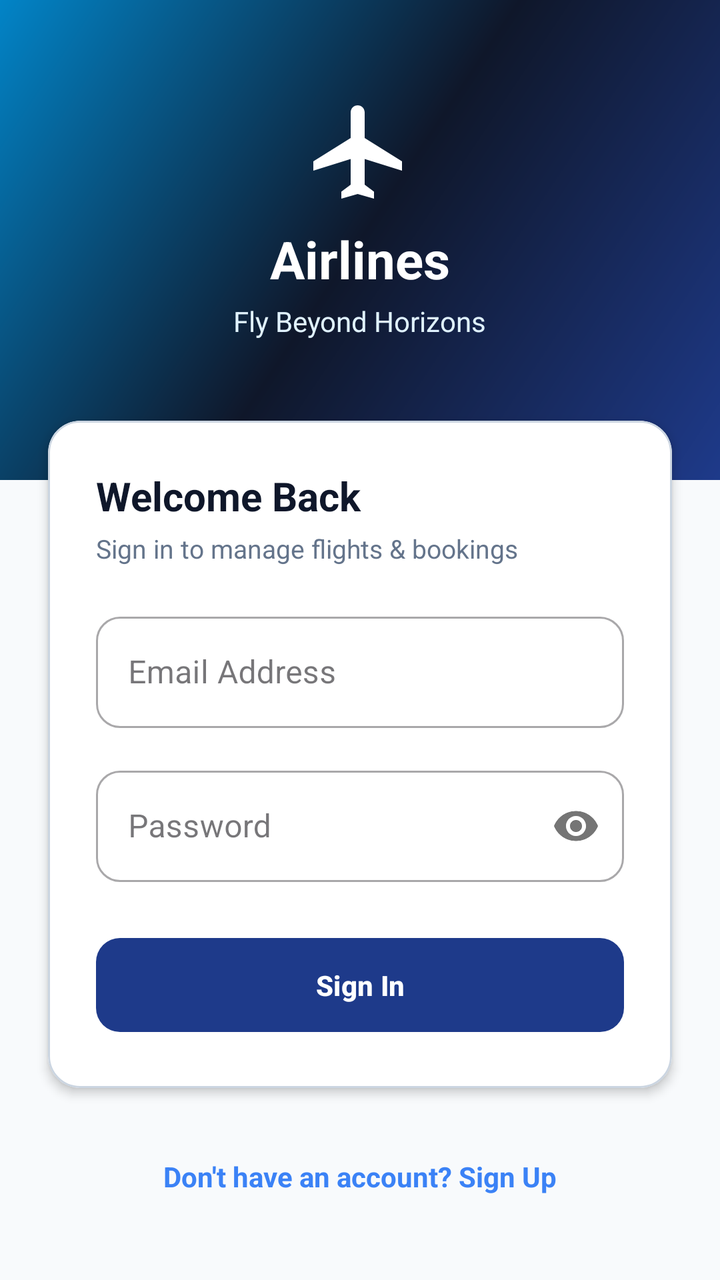
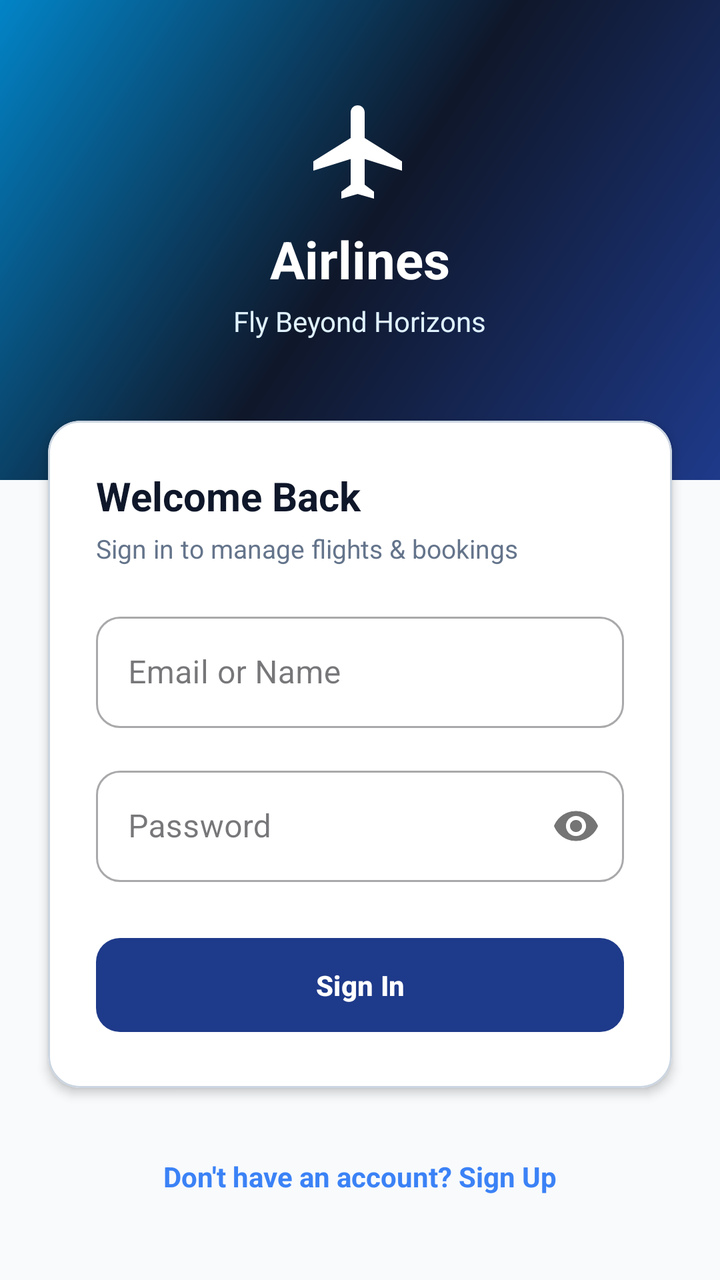

The first picture is an Android layout as it rendered before a commit; the second is the same layout after the commit. The layout source and the unified diff follow.
<!-- AndroidManifest.xml: application theme Theme.AirlineApp -->
<!-- res/layout/activity_login.xml -->
<?xml version="1.0" encoding="utf-8"?>
<ScrollView xmlns:android="http://schemas.android.com/apk/res/android"
    xmlns:app="http://schemas.android.com/apk/res-auto"
    android:layout_width="match_parent"
    android:layout_height="match_parent"
    android:fillViewport="true"
    android:background="@color/background">

    <androidx.constraintlayout.widget.ConstraintLayout
        android:layout_width="match_parent"
        android:layout_height="wrap_content">

        
        <View
            android:id="@+id/headerBackground"
            android:layout_width="match_parent"
            android:layout_height="240dp"
            android:background="@drawable/bg_gradient_header"
            app:layout_constraintTop_toTopOf="parent" />

        <ImageView
            android:id="@+id/ivFlightLogo"
            android:layout_width="56dp"
            android:layout_height="56dp"
            android:layout_marginTop="48dp"
            android:src="@drawable/ic_flight"
            app:tint="@color/text_on_primary"
            app:layout_constraintTop_toTopOf="parent"
            app:layout_constraintStart_toStartOf="parent"
            app:layout_constraintEnd_toEndOf="parent" />

        <TextView
            android:id="@+id/tvAppTitle"
            android:layout_width="wrap_content"
            android:layout_height="wrap_content"
            android:layout_marginTop="8dp"
            android:text="@string/app_name"
            android:textColor="@color/text_on_primary"
            android:textSize="26sp"
            android:textStyle="bold"
            app:layout_constraintTop_toBottomOf="@id/ivFlightLogo"
            app:layout_constraintStart_toStartOf="parent"
            app:layout_constraintEnd_toEndOf="parent" />

        <TextView
            android:id="@+id/tvAppSubtitle"
            android:layout_width="wrap_content"
            android:layout_height="wrap_content"
            android:layout_marginTop="4dp"
            android:text="@string/tagline"
            android:textColor="#E0F2FE"
            android:textSize="14sp"
            app:layout_constraintTop_toBottomOf="@id/tvAppTitle"
            app:layout_constraintStart_toStartOf="parent"
            app:layout_constraintEnd_toEndOf="parent" />

        
        <com.google.android.material.card.MaterialCardView
            android:id="@+id/cardLogin"
            style="@style/AirlineCard"
            android:layout_width="0dp"
            android:layout_height="wrap_content"
            android:layout_marginStart="24dp"
            android:layout_marginEnd="24dp"
            android:layout_marginTop="-30dp"
            app:layout_constraintTop_toBottomOf="@id/headerBackground"
            app:layout_constraintStart_toStartOf="parent"
            app:layout_constraintEnd_toEndOf="parent">

            <LinearLayout
                android:layout_width="match_parent"
                android:layout_height="wrap_content"
                android:orientation="vertical"
                android:padding="24dp">

                <TextView
                    android:layout_width="wrap_content"
                    android:layout_height="wrap_content"
                    android:text="@string/welcome_back"
                    android:textColor="@color/text_primary"
                    android:textSize="20sp"
                    android:textStyle="bold" />

                <TextView
                    android:layout_width="wrap_content"
                    android:layout_height="wrap_content"
                    android:layout_marginTop="4dp"
                    android:layout_marginBottom="20dp"
                    android:text="@string/sign_in_subtitle"
                    android:textColor="@color/text_secondary"
                    android:textSize="13sp" />

                
                <com.google.android.material.textfield.TextInputLayout
                    android:id="@+id/tilEmail"
                    style="@style/Widget.MaterialComponents.TextInputLayout.OutlinedBox"
                    android:layout_width="match_parent"
                    android:layout_height="wrap_content"
                    android:layout_marginBottom="16dp"
                    android:hint="@string/email_label"
                    app:boxCornerRadiusBottomEnd="12dp"
                    app:boxCornerRadiusBottomStart="12dp"
                    app:boxCornerRadiusTopEnd="12dp"
                    app:boxCornerRadiusTopStart="12dp">

                    <com.google.android.material.textfield.TextInputEditText
                        android:id="@+id/etEmail"
                        android:layout_width="match_parent"
                        android:layout_height="wrap_content"
                        android:inputType="textEmailAddress"
                        android:singleLine="true" />
                </com.google.android.material.textfield.TextInputLayout>

                
                <com.google.android.material.textfield.TextInputLayout
                    android:id="@+id/tilPassword"
                    style="@style/Widget.MaterialComponents.TextInputLayout.OutlinedBox"
                    android:layout_width="match_parent"
                    android:layout_height="wrap_content"
                    android:layout_marginBottom="24dp"
                    android:hint="@string/password_label"
                    app:boxCornerRadiusBottomEnd="12dp"
                    app:boxCornerRadiusBottomStart="12dp"
                    app:boxCornerRadiusTopEnd="12dp"
                    app:boxCornerRadiusTopStart="12dp"
                    app:passwordToggleEnabled="true">

                    <com.google.android.material.textfield.TextInputEditText
                        android:id="@+id/etPassword"
                        android:layout_width="match_parent"
                        android:layout_height="wrap_content"
                        android:inputType="textPassword"
                        android:singleLine="true" />
                </com.google.android.material.textfield.TextInputLayout>

                
                <com.google.android.material.button.MaterialButton
                    android:id="@+id/btnSignIn"
                    style="@style/AirlinePrimaryButton"
                    android:layout_width="match_parent"
                    android:layout_height="wrap_content"
                    android:text="@string/btn_sign_in" />

                
                <ProgressBar
                    android:id="@+id/progressBar"
                    android:layout_width="wrap_content"
                    android:layout_height="wrap_content"
                    android:layout_gravity="center_horizontal"
                    android:layout_marginTop="16dp"
                    android:visibility="gone" />

            </LinearLayout>
        </com.google.android.material.card.MaterialCardView>

        
        <TextView
            android:id="@+id/tvGoToRegister"
            android:layout_width="wrap_content"
            android:layout_height="wrap_content"
            android:layout_marginTop="24dp"
            android:layout_marginBottom="32dp"
            android:padding="8dp"
            android:text="@string/dont_have_account"
            android:textColor="@color/primary_light"
            android:textSize="14sp"
            android:textStyle="bold"
            app:layout_constraintTop_toBottomOf="@id/cardLogin"
            app:layout_constraintStart_toStartOf="parent"
            app:layout_constraintEnd_toEndOf="parent"
            app:layout_constraintBottom_toBottomOf="parent" />

    </androidx.constraintlayout.widget.ConstraintLayout>
</ScrollView>
<!-- resources referenced by this layout -->
<resources>
  <color name="background">#F8FAFC</color>
  <color name="primary_light">#3B82F6</color>
  <color name="text_on_primary">#FFFFFF</color>
  <color name="text_primary">#0F172A</color>
  <color name="text_secondary">#64748B</color>
  <!-- drawable bg_gradient_header (drawable) -->
  <?xml version="1.0" encoding="utf-8"?>
  <shape xmlns:android="http://schemas.android.com/apk/res/android">
      <gradient
          android:startColor="@color/gradient_start"
          android:centerColor="@color/primary_dark"
          android:endColor="@color/gradient_end"
          android:angle="135" />
  </shape>
  <!-- drawable ic_flight (drawable) -->
  <vector xmlns:android="http://schemas.android.com/apk/res/android"
      android:width="24dp"
      android:height="24dp"
      android:viewportWidth="24"
      android:viewportHeight="24">
    <path
        android:fillColor="#FF000000"
        android:pathData="M21,16v-2l-8,-5V3.5c0,-0.83 -0.67,-1.5 -1.5,-1.5S10,2.67 10,3.5V9l-8,5v2l8,-2.5V19l-2,1.5V22l3.5,-1 3.5,1v-1.5L13,19v-5.5l8,2.5z"/>
  </vector>
  <string name="app_name">Airlines</string>
  <string name="btn_sign_in">Sign In</string>
  <string name="dont_have_account">Don\'t have an account? Sign Up</string>
  <string name="email_label">Email Address</string>
  <string name="password_label">Password</string>
  <string name="sign_in_subtitle">Sign in to manage flights &amp; bookings</string>
  <string name="tagline">Fly Beyond Horizons</string>
  <string name="welcome_back">Welcome Back</string>
  <style name="AirlineCard" parent="Widget.Material3.CardView.Elevated">
          <item name="cardCornerRadius">16dp</item>
          <item name="cardElevation">3dp</item>
          <item name="cardBackgroundColor">@color/surface</item>
          <item name="strokeColor">@color/border</item>
          <item name="strokeWidth">1dp</item>
      </style>
  <style name="AirlinePrimaryButton" parent="Widget.Material3.Button">
          <item name="cornerRadius">12dp</item>
          <item name="android:paddingTop">14dp</item>
          <item name="android:paddingBottom">14dp</item>
          <item name="android:textStyle">bold</item>
          <item name="backgroundTint">@color/primary</item>
          <item name="android:textColor">@color/text_on_primary</item>
      </style>
  <style name="Theme.AirlineApp" parent="Theme.Material3.DayNight.NoActionBar">
          
          <item name="colorPrimary">@color/primary</item>
          <item name="colorPrimaryDark">@color/primary_dark</item>
          <item name="colorAccent">@color/accent</item>
          <item name="android:statusBarColor">@color/primary_dark</item>
          <item name="android:navigationBarColor">@color/surface</item>
          <item name="android:windowLightStatusBar" tools:targetApi="m">false</item>
          <item name="android:windowBackground">@color/background</item>
      </style>
  <color name="gradient_start">#1E3A8A</color>
  <color name="primary_dark">#0F172A</color>
  <color name="gradient_end">#0284C7</color>
  <color name="surface">#FFFFFF</color>
  <color name="border">#CBD5E1</color>
  <color name="primary">#1E3A8A</color>
  <color name="accent">#0EA5E9</color>
</resources>

<!-- the commit's change to res/layout/activity_login.xml (unified diff, before → after) -->
@@ -107,7 +107,7 @@
                         android:id="@+id/etEmail"
                         android:layout_width="match_parent"
                         android:layout_height="wrap_content"
-                        android:inputType="textEmailAddress"
+                        android:inputType="text"
                         android:singleLine="true" />
                 </com.google.android.material.textfield.TextInputLayout>
 
<!-- resource entries referenced after the edit -->
@@ -27,7 +27,7 @@
   <string name="app_name">Airlines</string>
   <string name="btn_sign_in">Sign In</string>
   <string name="dont_have_account">Don\'t have an account? Sign Up</string>
-  <string name="email_label">Email Address</string>
+  <string name="email_label">Email or Name</string>
   <string name="password_label">Password</string>
   <string name="sign_in_subtitle">Sign in to manage flights &amp; bookings</string>
   <string name="tagline">Fly Beyond Horizons</string>
